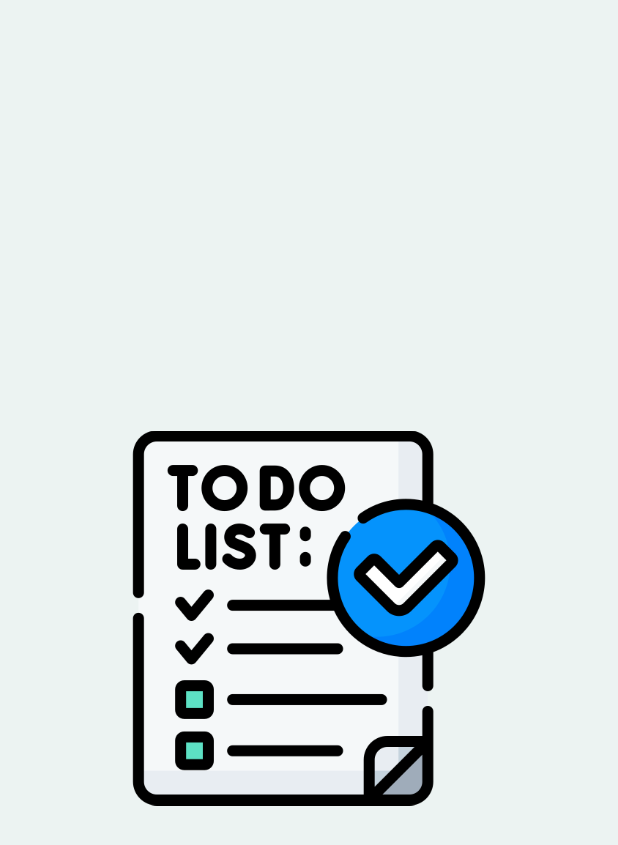
After one commit to Bablu521/Todo-App, a Flutter app: the SplashView screen opened directly, on a phone screen of 412 x 824 dp. The commit adds this screen. Shown: the top 845 px of the screen. Run offline on Flutter 3.47's test engine with Material 3 defaults, Android fonts, the phone set to English and light mode, and no system bars.

Commit message:
build add task modal & splash screen

```diff
--- /dev/null
+++ b/lib/core/routes/app_router.dart
@@ -0,0 +1,3 @@
+abstract class AppRouter {
+  static const String homeScreen = "/homeScreen";
+}
--- a/lib/core/utils/colors.dart
+++ b/lib/core/utils/colors.dart
@@ -4,4 +4,5 @@ abstract class AppColors {
   static const Color blueBg = Color.fromRGBO(236, 243, 242, 1);
   static const Color updateColor = Color(0xff1a7b8d);
   static const Color deleteColor = Color(0xffcc3c3e);
+  static const Color btnColor = Color(0xff1a7b8d);
 }
--- /dev/null
+++ b/lib/features/splash/presentation/views/components/splash_view_body.dart
@@ -0,0 +1,23 @@
+import 'package:flutter/material.dart';
+import 'package:todo_app/core/utils/colors.dart';
+
+class SplashViewBody extends StatelessWidget {
+  const SplashViewBody({super.key});
+
+  @override
+  Widget build(BuildContext context) {
+    return Center(
+      child: Container(
+        width: 250,
+        height: 250,
+        decoration: BoxDecoration(
+          image: DecorationImage(
+            image: AssetImage("assets/images/to-do-list.png"),
+            fit: BoxFit.fill,
+          ),
+          color: AppColors.blueBg,
+        ),
+      ),
+    );
+  }
+}
--- /dev/null
+++ b/lib/features/splash/presentation/views/splash_view.dart
@@ -0,0 +1,31 @@
+import 'package:flutter/material.dart';
+import 'package:todo_app/core/routes/app_router.dart';
+import 'package:todo_app/features/splash/presentation/views/components/splash_view_body.dart';
+
+class SplashView extends StatefulWidget {
+  const SplashView({super.key});
+
+  @override
+  State<SplashView> createState() => _SplashViewState();
+}
+
+class _SplashViewState extends State<SplashView> {
+  @override
+  void initState() {
+    super.initState();
+    goToHomeScreen();
+  }
+  goToHomeScreen(){
+    Future.delayed(Duration(seconds: 3), () {
+      if (mounted){
+        Navigator.pushReplacementNamed(context, AppRouter.homeScreen);
+      }
+    });
+  }
+  @override
+  Widget build(BuildContext context) {
+    return Scaffold(
+      body: SplashViewBody()
+    );
+  }
+}
--- a/pubspec.yaml
+++ b/pubspec.yaml
@@ -58,8 +58,8 @@ flutter:
   uses-material-design: true
 
   # To add assets to your application, add an assets section, like this:
-  # assets:
-  #   - images/a_dot_burr.jpeg
+  assets:
+    - assets/images/
   #   - images/a_dot_ham.jpeg
 
   # An image asset can refer to one or more resolution-specific "variants", see
```
Also changed, not shown: lib/features/home/presentation/views/home_view.dart (+123 -6 lines), lib/main.dart (+6 -1 lines), assets/images/checklist.png (added), assets/images/to-do-list.png (added).
